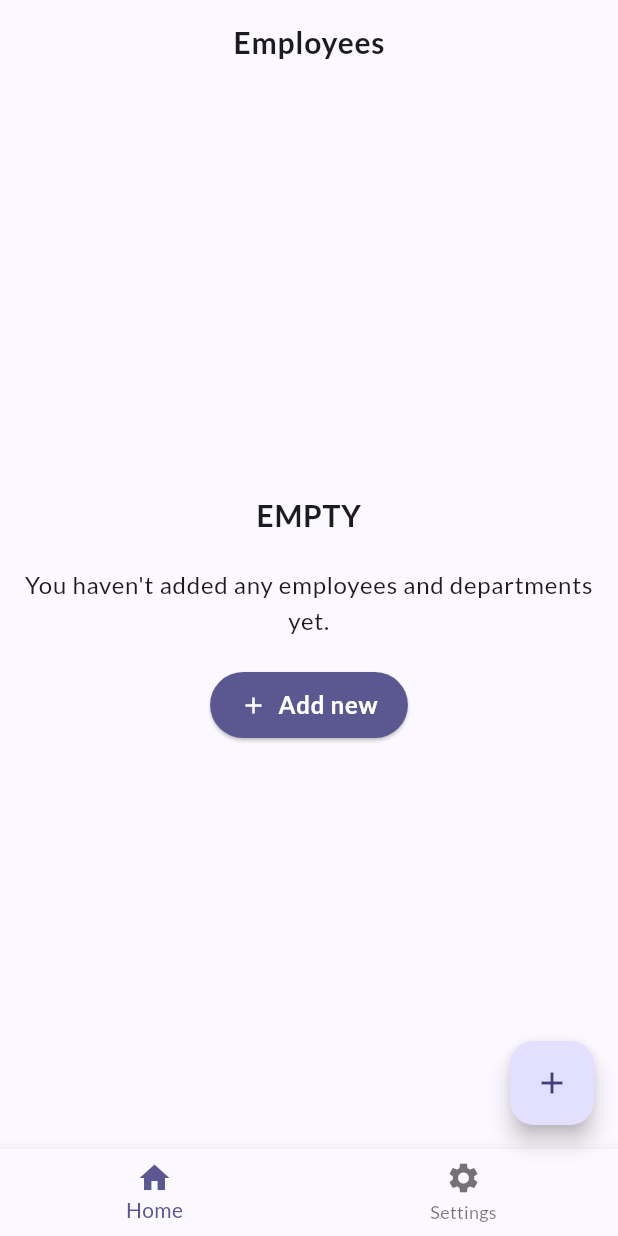
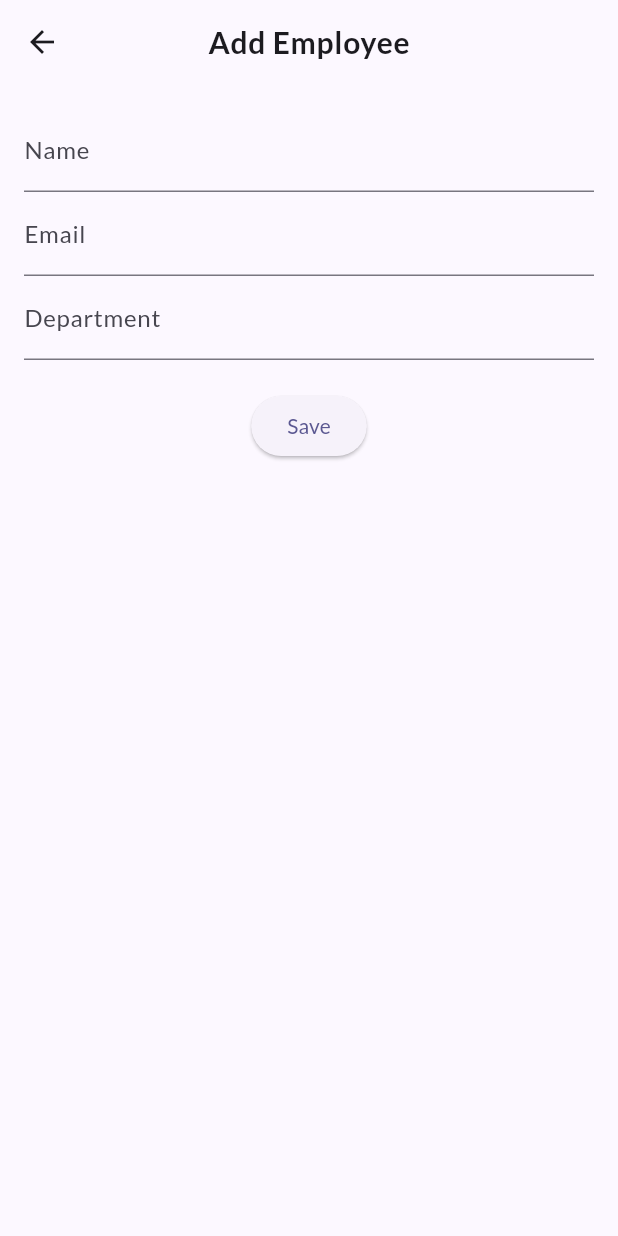
Before and after one commit to PJozeph/talento-hr-app, a Flutter app: the screen it shows after launch, after a tap on "Add new", on a phone screen of 412 x 824 dp. Run offline on Flutter 3.47's test engine with Material 3 defaults, Android fonts, the light colour scheme and no system bars; our stand-ins replace google_fonts.

Commit message:
feat: Update EmployeesScreen initialization and add NewEmployeeScreen for employee creation

```diff
--- a/lib/screen/employees-screen.dart
+++ b/lib/screen/employees-screen.dart
@@ -4,9 +4,9 @@ import 'package:talento/widget/AddFloatingButton.dart';
 import 'package:talento/widget/empty-employees-list.dart';
 
 class EmployeesScreen extends StatelessWidget {
-  const EmployeesScreen({super.key, required this.employees});
+  EmployeesScreen({super.key});
 
-  final List<Employee> employees;
+  final List<Employee> employees =List.empty();
 
   @override
   Widget build(BuildContext context) {
--- /dev/null
+++ b/lib/screen/new-department-screen.dart
@@ -0,0 +1,91 @@
+import 'package:flutter/material.dart';
+
+class NewEmployeeScreen extends StatefulWidget {
+  const NewEmployeeScreen({super.key});
+
+  @override
+  State<StatefulWidget> createState() {
+    return _NewEmployeeScreenState();
+  }
+}
+
+class _NewEmployeeScreenState extends State<NewEmployeeScreen> {
+  final _formKey = GlobalKey<FormState>();
+  String _name = '';
+  String _email = '';
+  String _department = '';
+
+  @override
+  Widget build(BuildContext context) {
+    return Scaffold(
+      appBar: AppBar(
+        centerTitle: true,
+        title: Text(
+          'Add Employee',
+          style: Theme.of(context).textTheme.bodyLarge?.copyWith(
+            fontSize: 20,
+            fontWeight: FontWeight.w600,
+            color: Theme.of(context).colorScheme.onSurface,
+          ),
+        ),
+      ),
+      body: Padding(
+        padding: const EdgeInsets.all(16.0),
+        child: Form(
+          key: _formKey,
+          child: Column(
+            children: [
+              TextFormField(
+                decoration: InputDecoration(labelText: 'Name'),
+                validator: (value) {
+                  if (value == null || value.isEmpty) {
+                    return 'Please enter your name';
+                  }
+                  return null;
+                },
+                onSaved: (value) {
+                  _name = value!;
+                },
+              ),
+              TextFormField(
+                decoration: InputDecoration(labelText: 'Email'),
+                validator: (value) {
+                  if (value == null || value.isEmpty) {
+                    return 'Please enter your email';
+                  }
+                  return null;
+                },
+                onSaved: (value) {
+                  _email = value!;
+                },
+              ),
+              TextFormField(
+                decoration: InputDecoration(labelText: 'Department'),
+                validator: (value) {
+                  if (value == null || value.isEmpty) {
+                    return 'Please enter your department';
+                  }
+                  return null;
+                },
+                onSaved: (value) {
+                  _department = value!;
+                },
+              ),
+              SizedBox(height: 20),
+              ElevatedButton(
+                onPressed: () {
+                  if (_formKey.currentState!.validate()) {
+                    _formKey.currentState!.save();
+                    // Save the employee data
+                    Navigator.pop(context);
+                  }
+                },
+                child: Text('Save'),
+              ),
+            ],
+          ),
+        ),
+      ),
+    );
+  }
+}
--- a/lib/widget/empty-employees-list.dart
+++ b/lib/widget/empty-employees-list.dart
@@ -1,4 +1,5 @@
 import 'package:flutter/material.dart';
+import 'package:talento/screen/new-department-screen.dart';
 
 class EmptyEmployeesList extends StatelessWidget {
   const EmptyEmployeesList({super.key});
@@ -29,8 +30,11 @@ class EmptyEmployeesList extends StatelessWidget {
           // buttin with icon
           ElevatedButton.icon(
             onPressed: () {
-              // Navigate to the add employee screen
-              //Navigator.pushNamed(context, '/add-employee');
+              Navigator.of(context).push(
+                MaterialPageRoute(
+                  builder: (context) => const NewEmployeeScreen(),
+                ),
+              );
             },
             icon: const Icon(Icons.add),
             label: const Text('Add new'),
```
Also changed, not shown: lib/main.dart (+1 -47 lines), lib/widget/AddFloatingButton.dart (+7 -7 lines), lib/screen/new-demployee-screen.dart (added).
